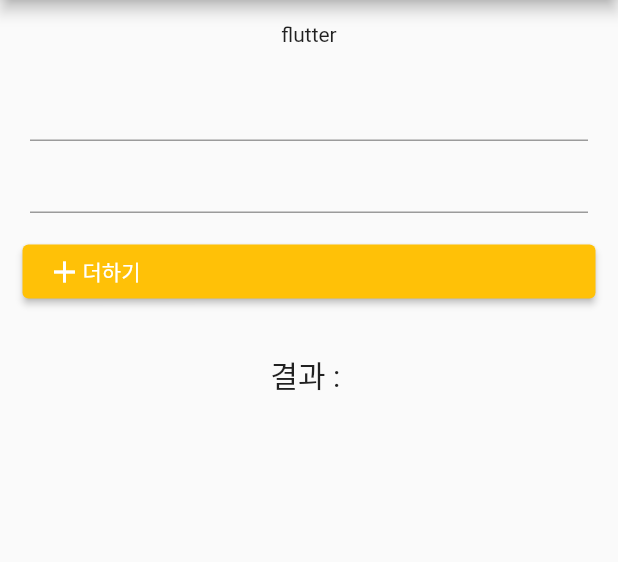
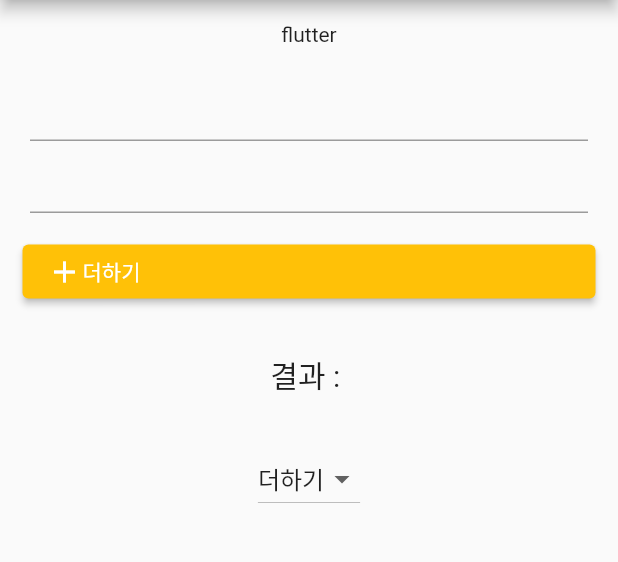
Before and after one commit to rio1004666/Flutter_Widget_Project, a Flutter app: the screen it shows after launch, after a tap on "더하기", on a phone screen of 412 x 824 dp, the part 84-646 px from its top. Run offline on Flutter 3.47's test engine with Material 2 defaults, Android fonts, the phone set to English and light mode, and no system bars.

Commit message:
플러터 계산기 프로젝트

```diff
--- a/lib/WidgetApp.dart
+++ b/lib/WidgetApp.dart
@@ -1,3 +1,4 @@
+
 import 'package:flutter/material.dart';
 
 class WidgetApp extends StatefulWidget {
@@ -11,7 +12,17 @@
   String sum = '';
   TextEditingController value1 = TextEditingController();
   TextEditingController value2 = TextEditingController();
-
+  var _buttonList = ['더하기', '빼기', '곱하기' , '나누기'];
+  List<DropdownMenuItem<String>> _dropDownMenuItems = new List.empty(growable: true);
+  String? _buttonText;
+  @override
+  void initState(){
+    super.initState();
+    for(var item in _buttonList){
+      _dropDownMenuItems.add(DropdownMenuItem(value: item,child: Text(item)));
+    }
+    _buttonText = _dropDownMenuItems[0].value;
+  }
   @override
   Widget build(BuildContext context) {
     return Scaffold(
@@ -45,15 +56,25 @@
                 child: ElevatedButton(
                   onPressed: () {
                     setState(() {
-                      int result = int.parse(value1.value.text) +
-                          int.parse(value2.value.text);
+                      var valueInt1 = double.parse(value1.value.text);
+                      var valueInt2 =  double.parse(value2.value.text);
+                      var result;
+                      if(_buttonText == '더하기'){
+                        result = valueInt1 + valueInt2;
+                      }else if(_buttonText == '빼기') {
+                        result = valueInt1 - valueInt2;
+                      }else if(_buttonText == '곱하기'){
+                        result = valueInt1 * valueInt2;
+                      }else{
+                        result = valueInt1 / valueInt2;
+                      }
                       sum = '$result';
                     });
                   },
                   child: Row(
                     children: <Widget>[
                       Icon(Icons.add),
-                      Text('더하기'),
+                      Text(_buttonText!),
                     ],
                   ),
                   style: ButtonStyle(
@@ -67,6 +88,14 @@
                   style: TextStyle(fontSize: 20),
                 ),
               ),
+              Padding(
+                padding: EdgeInsets.all(15),
+                child: DropdownButton(items:_dropDownMenuItems,onChanged:(String? value){
+                  setState(() {
+                    _buttonText = value;
+                  });
+                },value: _buttonText),
+              ),
             ],
           ),
         ),
```
